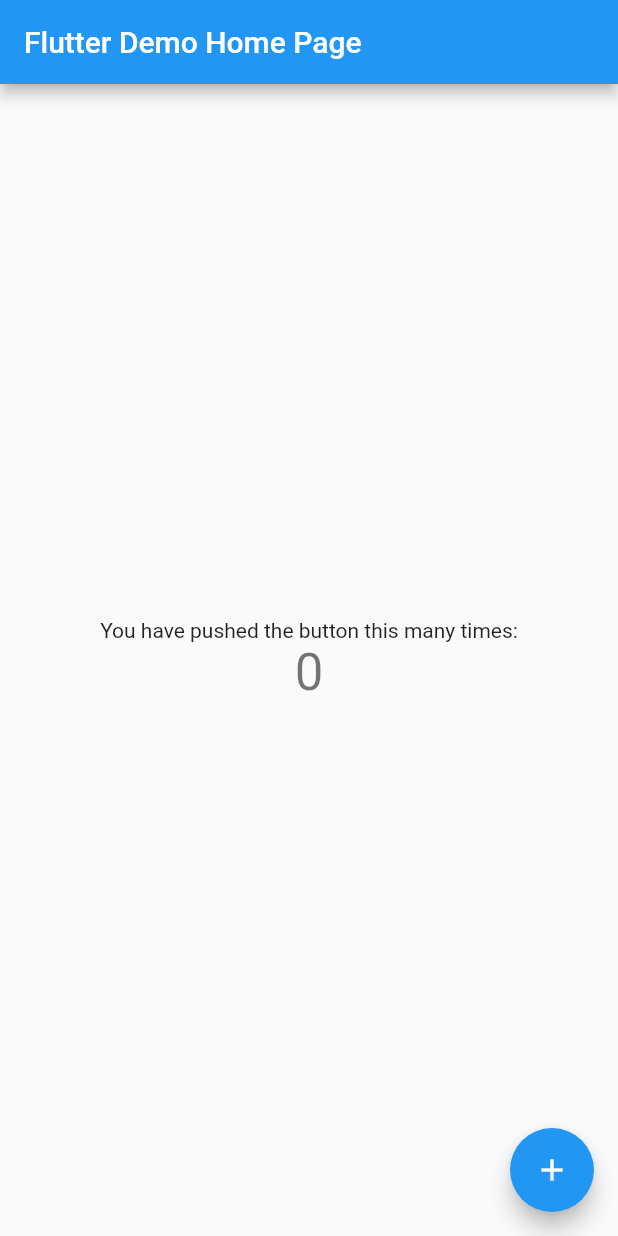
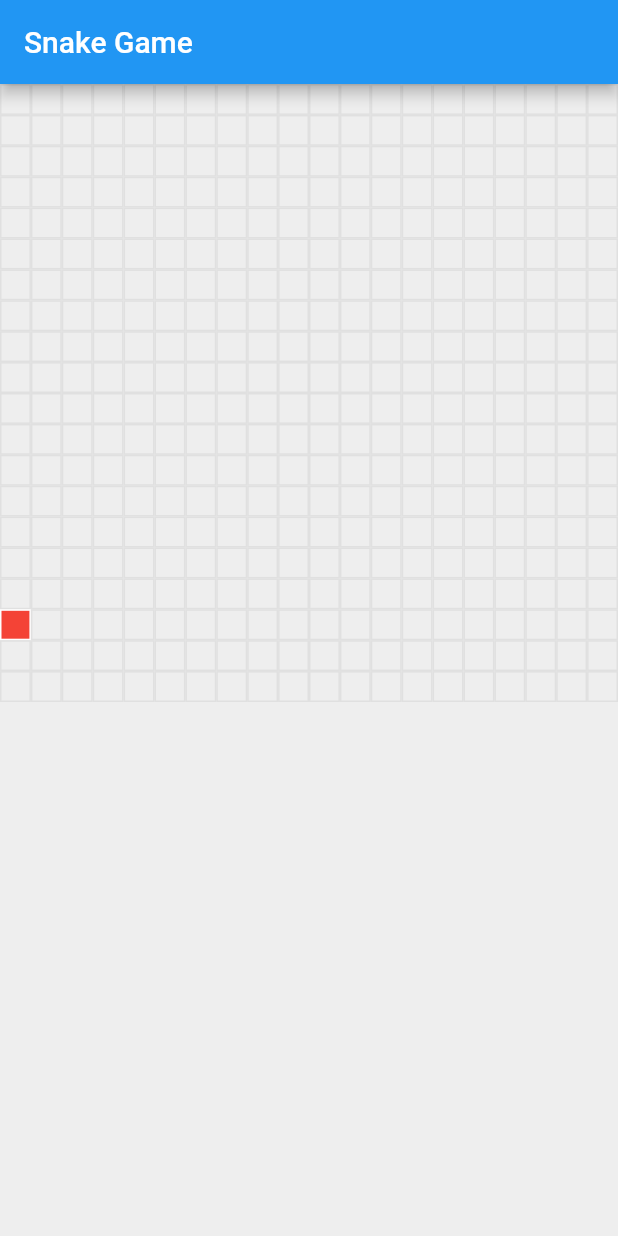
Before and after one commit to tahaknkl23/snake_game, a Flutter app: the screen it shows after launch, on a phone screen of 412 x 824 dp. Run offline on Flutter 3.47's test engine with Material 2 defaults, Android fonts, the phone set to English and light mode, and no system bars.

Commit message:
second  commit

```diff
--- a/lib/main.dart
+++ b/lib/main.dart
@@ -1,115 +1,140 @@
+import 'dart:async';
+import 'dart:math';
+
 import 'package:flutter/material.dart';
 
-void main() {
-  runApp(const MyApp());
+enum Direction { up, down, left, right }
+
+class SnakeGame extends StatefulWidget {
+  const SnakeGame({super.key});
+
+  @override
+  _SnakeGameState createState() => _SnakeGameState();
 }
 
-class MyApp extends StatelessWidget {
-  const MyApp({super.key});
+class _SnakeGameState extends State<SnakeGame> {
+  final List<Offset> _snakePositions = [
+    const Offset(0, 0),
+    const Offset(1, 0),
+    const Offset(2, 0),
+  ];
 
-  // This widget is the root of your application.
-  @override
-  Widget build(BuildContext context) {
-    return MaterialApp(
-      title: 'Flutter Demo',
-      theme: ThemeData(
-        // This is the theme of your application.
-        //
-        // Try running your application with "flutter run". You'll see the
-        // application has a blue toolbar. Then, without quitting the app, try
-        // changing the primarySwatch below to Colors.green and then invoke
-        // "hot reload" (press "r" in the console where you ran "flutter run",
-        // or simply save your changes to "hot reload" in a Flutter IDE).
-        // Notice that the counter didn't reset back to zero; the application
-        // is not restarted.
-        primarySwatch: Colors.blue,
-      ),
-      home: const MyHomePage(title: 'Flutter Demo Home Page'),
-    );
-  }
-}
-
-class MyHomePage extends StatefulWidget {
-  const MyHomePage({super.key, required this.title});
-
-  // This widget is the home page of your application. It is stateful, meaning
-  // that it has a State object (defined below) that contains fields that affect
-  // how it looks.
-
-  // This class is the configuration for the state. It holds the values (in this
-  // case the title) provided by the parent (in this case the App widget) and
-  // used by the build method of the State. Fields in a Widget subclass are
-  // always marked "final".
-
-  final String title;
+  Offset _foodPosition = const Offset(5, 5);
+  Direction _direction = Direction.right;
 
   @override
-  State<MyHomePage> createState() => _MyHomePageState();
-}
+  void initState() {
+    super.initState();
+    _placeFood();
+    Timer.periodic(const Duration(milliseconds: 200), _moveSnake);
+  }
 
-class _MyHomePageState extends State<MyHomePage> {
-  int _counter = 0;
+  void _placeFood() {
+    final random = Random();
+    int x = random.nextInt(20);
+    int y = random.nextInt(20);
+    setState(() {
+      _foodPosition = Offset(x.toDouble(), y.toDouble());
+    });
+  }
 
-  void _incrementCounter() {
+  void _moveSnake(Timer timer) {
     setState(() {
-      // This call to setState tells the Flutter framework that something has
-      // changed in this State, which causes it to rerun the build method below
-      // so that the display can reflect the updated values. If we changed
-      // _counter without calling setState(), then the build method would not be
-      // called again, and so nothing would appear to happen.
-      _counter++;
+      Offset head = _snakePositions.last;
+      Offset newHead;
+
+      switch (_direction) {
+        case Direction.up:
+          newHead = Offset(head.dx, head.dy - 1);
+          break;
+        case Direction.down:
+          newHead = Offset(head.dx, head.dy + 1);
+          break;
+        case Direction.left:
+          newHead = Offset(head.dx - 1, head.dy);
+          break;
+        case Direction.right:
+          newHead = Offset(head.dx + 1, head.dy);
+          break;
+      }
+
+      _snakePositions.add(newHead);
+
+      // Check if snake eats the food
+      if (newHead == _foodPosition) {
+        _placeFood();
+      } else {
+        _snakePositions.removeAt(0); // Remove tail
+      }
     });
   }
 
   @override
   Widget build(BuildContext context) {
-    // This method is rerun every time setState is called, for instance as done
-    // by the _incrementCounter method above.
-    //
-    // The Flutter framework has been optimized to make rerunning build methods
-    // fast, so that you can just rebuild anything that needs updating rather
-    // than having to individually change instances of widgets.
     return Scaffold(
       appBar: AppBar(
-        // Here we take the value from the MyHomePage object that was created by
-        // the App.build method, and use it to set our appbar title.
-        title: Text(widget.title),
+        title: const Text('Snake Game'),
       ),
-      body: Center(
-        // Center is a layout widget. It takes a single child and positions it
-        // in the middle of the parent.
-        child: Column(
-          // Column is also a layout widget. It takes a list of children and
-          // arranges them vertically. By default, it sizes itself to fit its
-          // children horizontally, and tries to be as tall as its parent.
-          //
-          // Invoke "debug painting" (press "p" in the console, choose the
-          // "Toggle Debug Paint" action from the Flutter Inspector in Android
-          // Studio, or the "Toggle Debug Paint" command in Visual Studio Code)
-          // to see the wireframe for each widget.
-          //
-          // Column has various properties to control how it sizes itself and
-          // how it positions its children. Here we use mainAxisAlignment to
-          // center the children vertically; the main axis here is the vertical
-          // axis because Columns are vertical (the cross axis would be
-          // horizontal).
-          mainAxisAlignment: MainAxisAlignment.center,
-          children: <Widget>[
-            const Text(
-              'You have pushed the button this many times:',
+      body: GestureDetector(
+        onVerticalDragUpdate: (details) {
+          if (_direction != Direction.up && details.delta.dy > 0) {
+            _direction = Direction.down;
+          } else if (_direction != Direction.down && details.delta.dy < 0) {
+            _direction = Direction.up;
+          }
+        },
+        onHorizontalDragUpdate: (details) {
+          if (_direction != Direction.left && details.delta.dx > 0) {
+            _direction = Direction.right;
+          } else if (_direction != Direction.right && details.delta.dx < 0) {
+            _direction = Direction.left;
+          }
+        },
+        child: Container(
+          color: Colors.grey[200],
+          child: GridView.builder(
+            physics: const NeverScrollableScrollPhysics(),
+            gridDelegate: const SliverGridDelegateWithFixedCrossAxisCount(
+              crossAxisCount: 20,
             ),
-            Text(
-              '$_counter',
-              style: Theme.of(context).textTheme.headlineMedium,
-            ),
-          ],
+            itemCount: 400,
+            itemBuilder: (context, index) {
+              int x = index % 20;
+              int y = index ~/ 20;
+              Offset position = Offset(x.toDouble(), y.toDouble());
+
+              if (_snakePositions.contains(position)) {
+                return Container(
+                  decoration: BoxDecoration(
+                    color: Colors.green,
+                    border: Border.all(color: Colors.white),
+                  ),
+                );
+              } else if (position == _foodPosition) {
+                return Container(
+                  decoration: BoxDecoration(
+                    color: Colors.red,
+                    border: Border.all(color: Colors.white),
+                  ),
+                );
+              } else {
+                return Container(
+                  decoration: BoxDecoration(
+                    color: Colors.grey[200],
+                    border: Border.all(color: Colors.grey.shade300),
+                  ),
+                );
+              }
+            },
+          ),
         ),
       ),
-      floatingActionButton: FloatingActionButton(
-        onPressed: _incrementCounter,
-        tooltip: 'Increment',
-        child: const Icon(Icons.add),
-      ), // This trailing comma makes auto-formatting nicer for build methods.
     );
   }
 }
+
+void main() {
+  runApp(const MaterialApp(
+    home: SnakeGame(),
+  ));
+}
--- a/pubspec.yaml
+++ b/pubspec.yaml
@@ -35,6 +35,9 @@ dependencies:
   # The following adds the Cupertino Icons font to your application.
   # Use with the CupertinoIcons class for iOS style icons.
   cupertino_icons: ^1.0.2
+  flame_splash_screen: ^0.1.0
+  flame: ^1.7.3
+  vector_math: ^2.1.4
 
 dev_dependencies:
   flutter_test:
```
Also changed, not shown: lib/board.dart (added, +254 -0 lines), lib/tile.dart (added), pubspec.lock.
